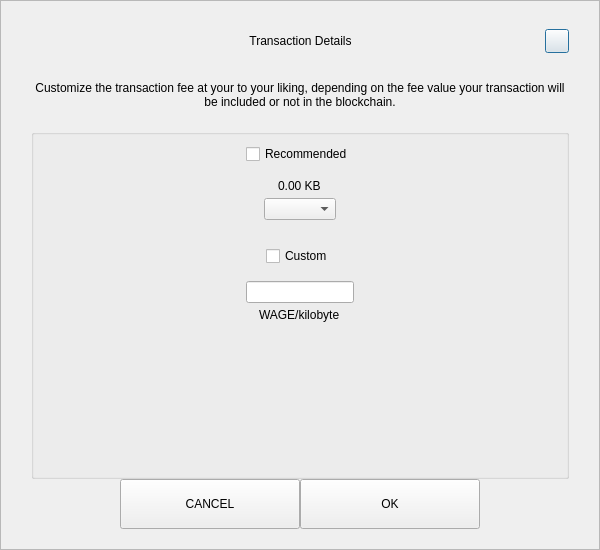
Old version of the form src/qt/digiwage/forms/sendcustomfeedialog.ui in the repository digiwage/digiwage.
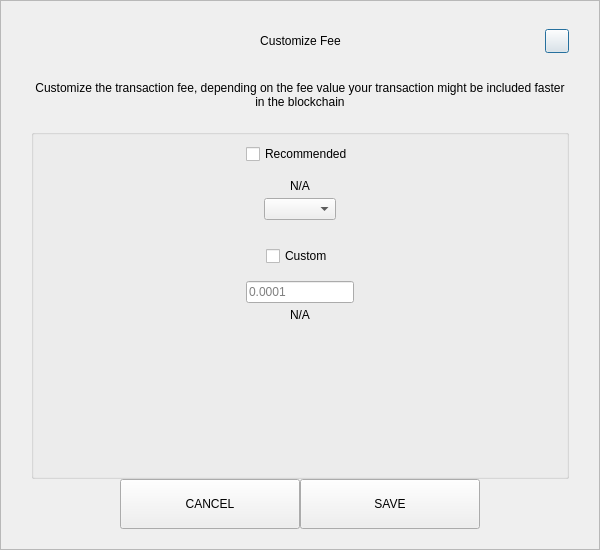
New version of the form.

```diff
--- a/src/qt/digiwage/forms/sendcustomfeedialog.ui
+++ b/src/qt/digiwage/forms/sendcustomfeedialog.ui
@@ -92,7 +92,7 @@
            <string notr="true">padding-left:24px;</string>
           </property>
           <property name="text">
-           <string>Transaction Details</string>
+           <string>Customize Fee</string>
           </property>
           <property name="alignment">
            <set>Qt::AlignCenter</set>
@@ -155,7 +155,7 @@
       <item>
        <widget class="QLabel" name="labelMessage">
         <property name="text">
-         <string>Customize the transaction fee at your to your liking, depending on the fee value your transaction will be included or not in the blockchain.</string>
+         <string>Customize the transaction fee, depending on the fee value your transaction might be included faster in the blockchain</string>
         </property>
         <property name="alignment">
          <set>Qt::AlignCenter</set>
@@ -224,7 +224,7 @@
            <item alignment="Qt::AlignHCenter">
             <widget class="QLabel" name="labelFee">
              <property name="text">
-              <string>0.00 KB</string>
+              <string notr="true">N/A</string>
              </property>
             </widget>
            </item>
@@ -278,12 +278,16 @@
             </spacer>
            </item>
            <item alignment="Qt::AlignHCenter">
-            <widget class="QLineEdit" name="lineEditCustomFee"/>
+            <widget class="QLineEdit" name="lineEditCustomFee">
+             <property name="placeholderText">
+              <string notr="true">0.0001</string>
+             </property>
+            </widget>
            </item>
            <item alignment="Qt::AlignHCenter">
             <widget class="QLabel" name="labelCustomFee">
              <property name="text">
-              <string>WAGE/kilobyte</string>
+              <string notr="true">N/A</string>
              </property>
             </widget>
            </item>
@@ -348,7 +352,7 @@
            <enum>Qt::NoFocus</enum>
           </property>
           <property name="text">
-           <string>OK</string>
+           <string>SAVE</string>
           </property>
          </widget>
         </item>
```
Left out of the diff: 2 changed lines with no effect on the pictures.
